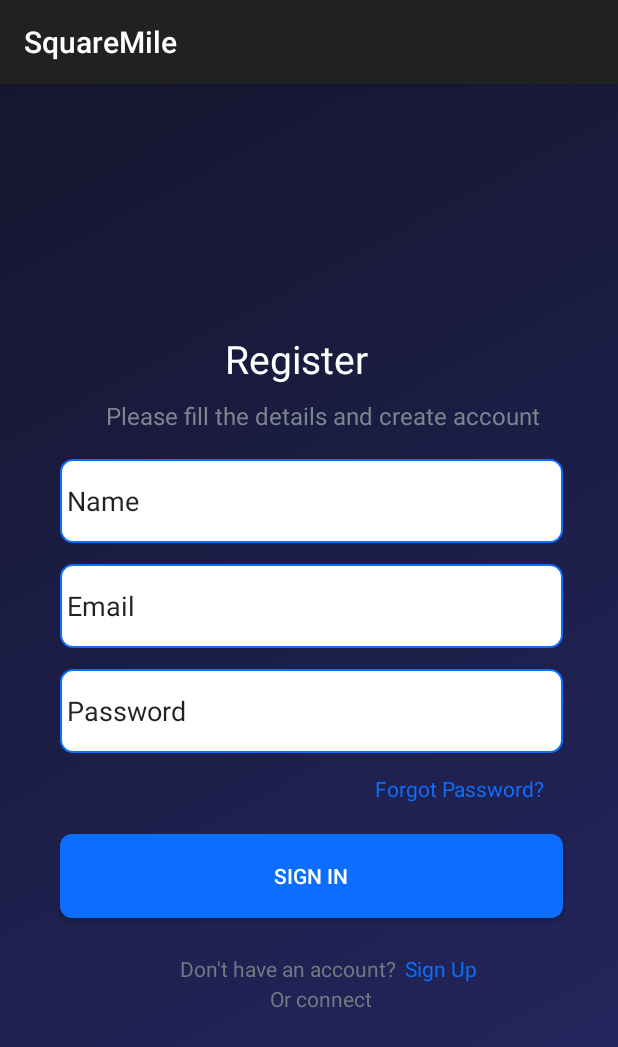
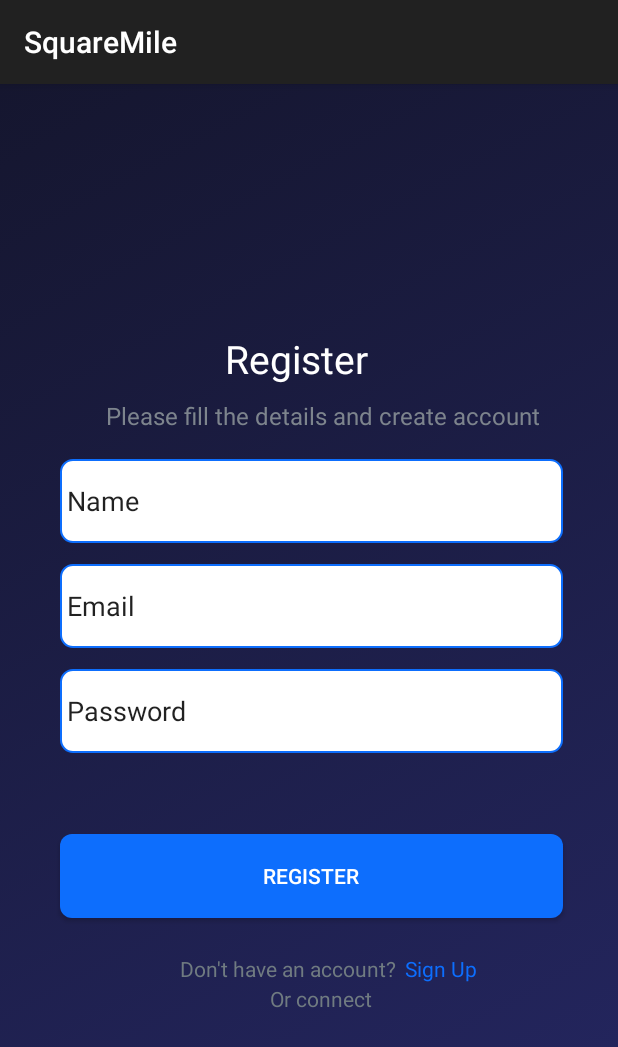
Before and after one commit to NexatechSystems/XBCAD-NexatechSystems, an Android app: the register_page screen opened directly, with no data from a screen before it, on a phone screen of 412 x 824 dp. Shown: the top 1047 px of the screen. Run offline under Robolectric (Android 15) with nearby library versions, the phone set to English and light mode, and no system bars.

Commit message:
register button

```diff
--- a/app/src/main/res/layout/activity_register_page.xml
+++ b/app/src/main/res/layout/activity_register_page.xml
@@ -71,19 +71,11 @@
             android:inputType="text"
             android:text="Password" />
 
-        <TextView
-            android:layout_width="wrap_content"
-            android:layout_height="wrap_content"
-            android:textColor="#0D6EFD"
-            android:layout_marginStart="250dp"
-            android:layout_marginTop="460dp"
-            android:text="Forgot Password?"/>
-
         <Button
             android:id="@+id/button"
             android:layout_width="335dp"
             android:layout_height="56dp"
-            android:text="Sign In"
+            android:text="Register"
             android:textColor="#FFFFFF"
             android:layout_marginStart="40dp"
             android:layout_marginTop="500dp"
```
